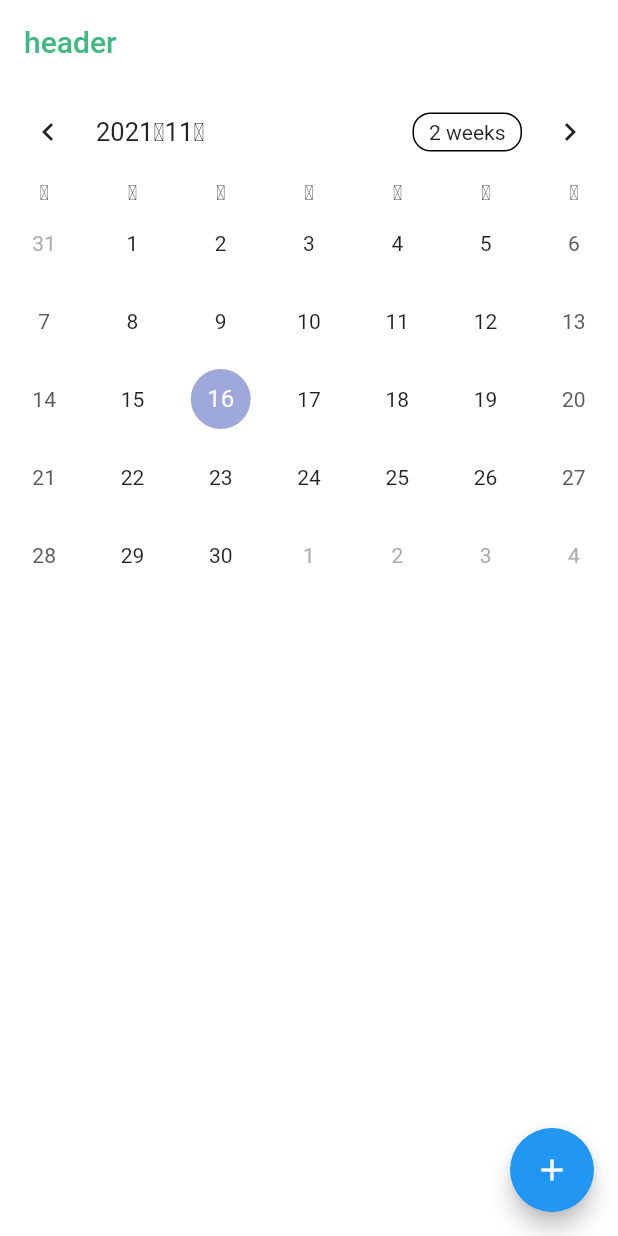
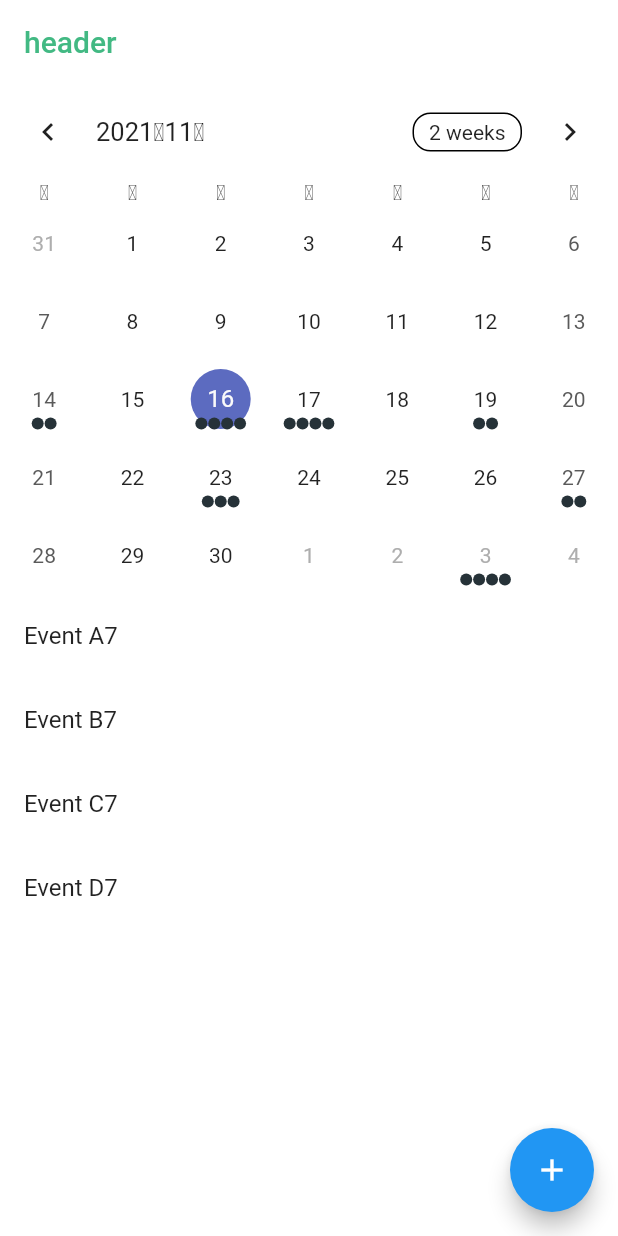
Before and after one commit to yuto90/kinender_mobile, a Flutter app: the screen it shows after launch, on a phone screen of 412 x 824 dp. Run offline on Flutter 3.47's test engine with Material 2 defaults, Android fonts, the phone set to English and light mode, and no system bars; drawn by our look-alikes of table_calendar.

Commit message:
イベントがある日をListViewに表示

```diff
--- a/lib/home/calender/calender.dart
+++ b/lib/home/calender/calender.dart
@@ -10,11 +10,14 @@ class Calender extends StatelessWidget {
       create: (_) => HomeModel(),
       child: Consumer<HomeModel>(
         builder: (context, model, child) {
-          return TableCalendar(
+          return Column(
+            children: [
+              TableCalendar(
                 locale: 'ja_JP',
                 firstDay: DateTime.utc(2020, 1, 1),
                 lastDay: DateTime.utc(2999, 12, 31),
                 focusedDay: model.focusedDay,
+                eventLoader: model.getEventForDay,
                 calendarFormat: model.calendarFormat,
                 // カレンダーのフォーマット変更
                 onFormatChanged: (format) {
@@ -29,6 +32,20 @@ class Calender extends StatelessWidget {
                 onDaySelected: (selectedDay, focusedDay) {
                   model.markTapDay(selectedDay, focusedDay);
                 },
+                onPageChanged: (_focusedDay) {
+                  model.focusedDay = _focusedDay;
+                },
+              ),
+              ListView(
+                shrinkWrap: true,
+                children: model
+                    .getEventForDay(model.selectedDay)
+                    .map((event) => ListTile(
+                          title: Text(event.toString()),
+                        ))
+                    .toList(),
+              )
+            ],
           );
         },
       ),
--- a/lib/home/home.dart
+++ b/lib/home/home.dart
@@ -20,14 +20,9 @@ class Home extends StatelessWidget {
                 mainAxisAlignment: MainAxisAlignment.center,
                 children: <Widget>[
                   Expanded(
-                    flex: 2,
                     child: Container(
                       child: Calender(),
                     ),
-                  ),
-                  Expanded(
-                    flex: 1,
-                    child: Container(),
                   ),
                 ],
               ),
--- a/lib/home/home_model.dart
+++ b/lib/home/home_model.dart
@@ -1,4 +1,5 @@
 import 'package:flutter/material.dart';
+import 'dart:collection';
 import 'package:http/http.dart' as http;
 import 'package:table_calendar/table_calendar.dart';
 
@@ -6,7 +7,7 @@ class HomeModel extends ChangeNotifier {
   String mypage = '';
 
   DateTime focusedDay = DateTime.now();
-  DateTime? selectedDay;
+  DateTime selectedDay = DateTime.now();
   CalendarFormat calendarFormat = CalendarFormat.month;
 
   // MypageAPIを呼び出す
@@ -35,6 +36,54 @@ class HomeModel extends ChangeNotifier {
       selectedDay = _selectedDay;
       focusedDay = _focusedDay;
       notifyListeners();
+      getEventForDay(_selectedDay);
     }
   }
+
+  // イベントのテストデータ
+  Map<DateTime, List> eventsList = {
+    DateTime.now().subtract(Duration(days: 2)): ['Event A6', 'Event B6'],
+    DateTime.now(): ['Event A7', 'Event B7', 'Event C7', 'Event D7'],
+    DateTime.now().add(Duration(days: 1)): [
+      'Event A8',
+      'Event B8',
+      'Event C8',
+      'Event D8'
+    ],
+    DateTime.now().add(Duration(days: 3)):
+        Set.from(['Event A9', 'Event A9', 'Event B9']).toList(),
+    DateTime.now().add(Duration(days: 7)): [
+      'Event A10',
+      'Event B10',
+      'Event C10'
+    ],
+    DateTime.now().add(Duration(days: 11)): ['Event A11', 'Event B11'],
+    DateTime.now().add(Duration(days: 17)): [
+      'Event A12',
+      'Event B12',
+      'Event C12',
+      'Event D12'
+    ],
+    DateTime.now().add(Duration(days: 22)): ['Event A13', 'Event B13'],
+    DateTime.now().add(Duration(days: 26)): [
+      'Event A14',
+      'Event B14',
+      'Event C14'
+    ],
+  };
+
+  // DateTime型から20210930の8桁のint型へ変換
+  int getHashCode(DateTime key) {
+    return key.day * 1000000 + key.month * 10000 + key.year;
+  }
+
+  // イベントを取得
+  List getEventForDay(DateTime day) {
+    final _events = LinkedHashMap<DateTime, List>(
+      equals: isSameDay,
+      hashCode: getHashCode,
+    )..addAll(eventsList);
+
+    return _events[day] ?? [];
+  }
 }
```
Lines whose indentation alone changed are shown as unchanged.
